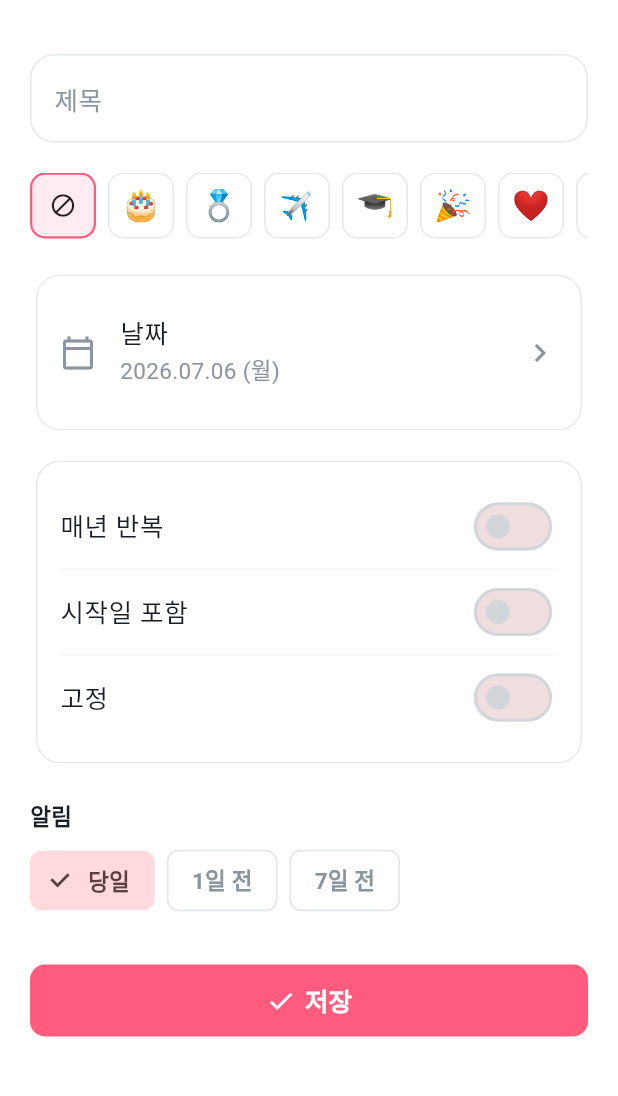
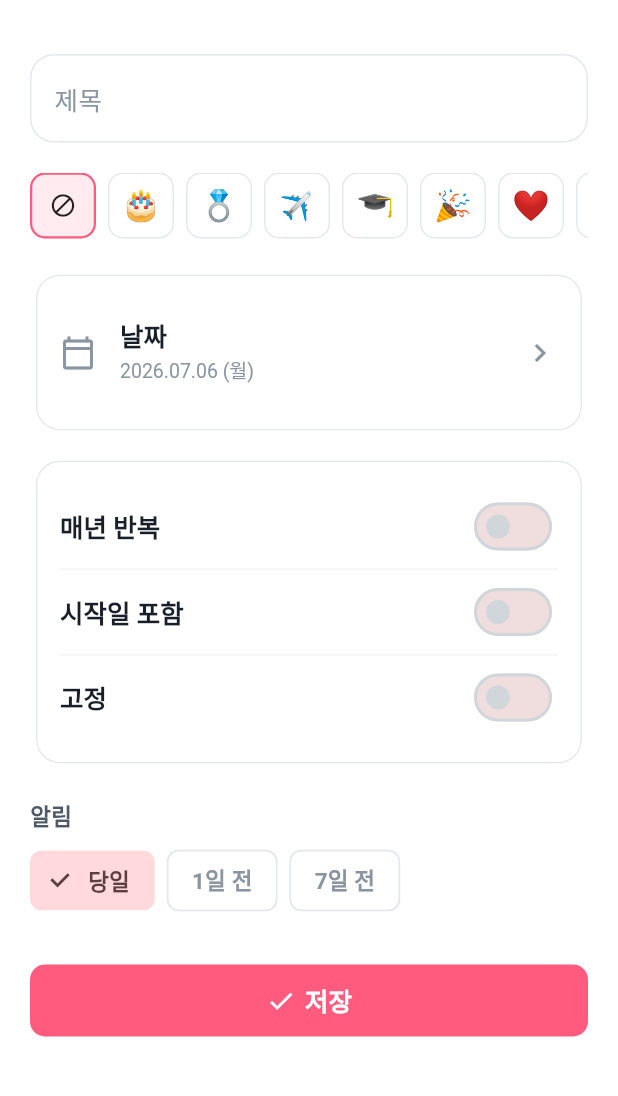
Before and after one commit to sungho8/Building-something-great, a Flutter app: the screen it shows after launch, after a tap on "추가", on a phone screen of 412 x 824 dp, the part 60-1156 px from its top. Run offline on Flutter 3.47's test engine with Material 3 defaults, Android fonts, the phone set to English and light mode, and no system bars; our stand-ins replace flutter_local_notifications, flutter_riverpod, flutter_timezone, freezed_annotation, shared_preferences, timezone; missing offline and left inert: home_widget; Roboto replaces fonts that are missing (packages/design_system/Pretendard).

Commit message:
style(design_system): 타이포 역할 정립 — 강조(라벨·섹션) vs 본문(설명) 구분
- AppTypography에 역할 별칭 추가: itemTitle(항목 라벨)·sectionTitle(섹션 헤더)·
  description·descriptionSub. "무슨 텍스트냐"로 고르게.
- buildTheme에 ListTileThemeData 추가 → 리스트/토글 항목 라벨은 자동 강조(17 semibold),
  보조설명은 자동 본문(13 regular). SwitchListTile도 일관 적용.
- dday 편집 화면 '알림' 섹션 헤더를 sectionTitle(회색)로 → 항목 라벨과 구분.
- docs/CONVENTIONS.md에 타이포 역할 규칙 명문화.

analyze clean, 테스트 15개 통과.

Co-Authored-By: Claude Opus 4.8 <noreply@anthropic.com>

```diff
--- a/apps/dday/lib/presentation/views/dday/dday_edit_view.dart
+++ b/apps/dday/lib/presentation/views/dday/dday_edit_view.dart
@@ -214,7 +214,11 @@ class _DDayEditViewState extends ConsumerState<DDayEditView> {
 
           const SizedBox(height: AppSpacing.s20),
 
-          Text('알림', style: AppTypography.heading2),
+          Text(
+            '알림',
+            style: AppTypography.sectionTitle
+                .copyWith(color: AppSemantic.textSecondary),
+          ),
 
           const SizedBox(height: AppSpacing.s8),
 
--- a/packages/design_system/lib/src/theme/app_theme.dart
+++ b/packages/design_system/lib/src/theme/app_theme.dart
@@ -98,6 +98,15 @@ ThemeData buildTheme(BrandConfig brand, Brightness brightness) {
     dividerTheme: isLight
         ? const DividerThemeData(color: AppSemantic.divider, thickness: 1)
         : null,
+    // 리스트·토글 항목 라벨은 강조(itemTitle), 보조 설명은 본문(descriptionSub).
+    listTileTheme: ListTileThemeData(
+      titleTextStyle: AppTypography.itemTitle.copyWith(
+        color: isLight ? AppSemantic.textPrimary : scheme.onSurface,
+      ),
+      subtitleTextStyle: AppTypography.descriptionSub.copyWith(
+        color: isLight ? AppSemantic.textTertiary : scheme.onSurfaceVariant,
+      ),
+    ),
     inputDecorationTheme: isLight
         ? InputDecorationTheme(
             filled: true,
--- a/packages/design_system/lib/src/tokens/typography.dart
+++ b/packages/design_system/lib/src/tokens/typography.dart
@@ -141,4 +141,19 @@ abstract final class AppTypography {
     height: 18 / 13,
     fontWeight: AppFontWeight.semiBold,
   );
+
+  // ── 역할 별칭 (강조 vs 본문) ─────────────────────────────
+  // "무슨 텍스트냐"로 고른다. 강조(semibold)와 본문(regular)을 명확히 나눈다.
+
+  /// 강조 · 위젯/리스트 항목 라벨 (토글·리스트 좌측 텍스트, 카드 제목)
+  static const itemTitle = heading1; // 17 semibold
+
+  /// 강조 · 섹션 헤더 (그룹 위 라벨). 보통 textSecondary 색과 함께.
+  static const sectionTitle = heading2; // 15 semibold
+
+  /// 본문 · 기본 설명 텍스트
+  static const description = body2; // 15 regular
+
+  /// 본문 · 보조 설명·캡션
+  static const descriptionSub = body3; // 13 regular
 }
```
Also changed, not shown: 1 other file.
